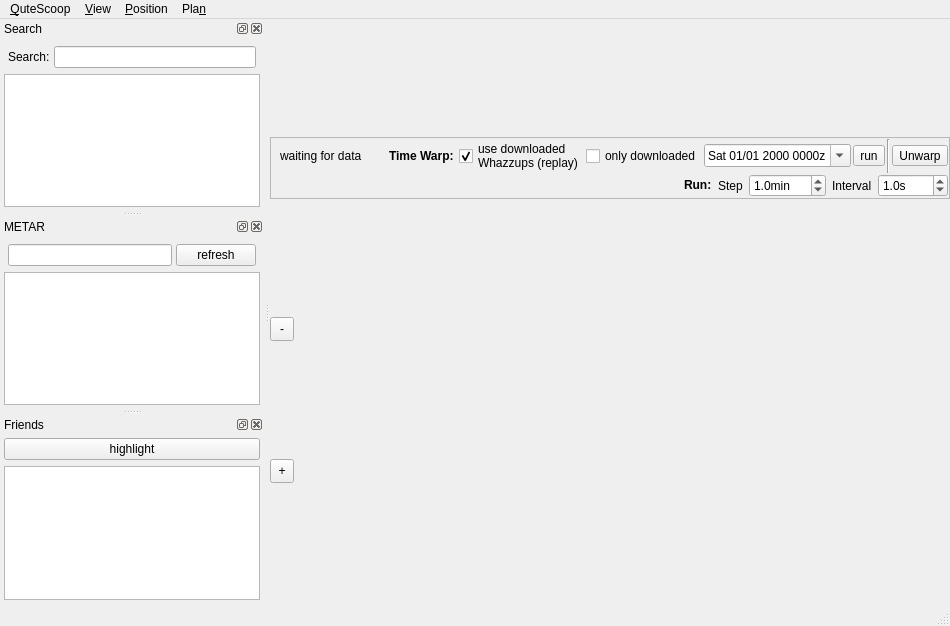
This is src/Window.ui in qutescoop/qutescoop as Qt 5 draws it before an edit. The edited form follows.
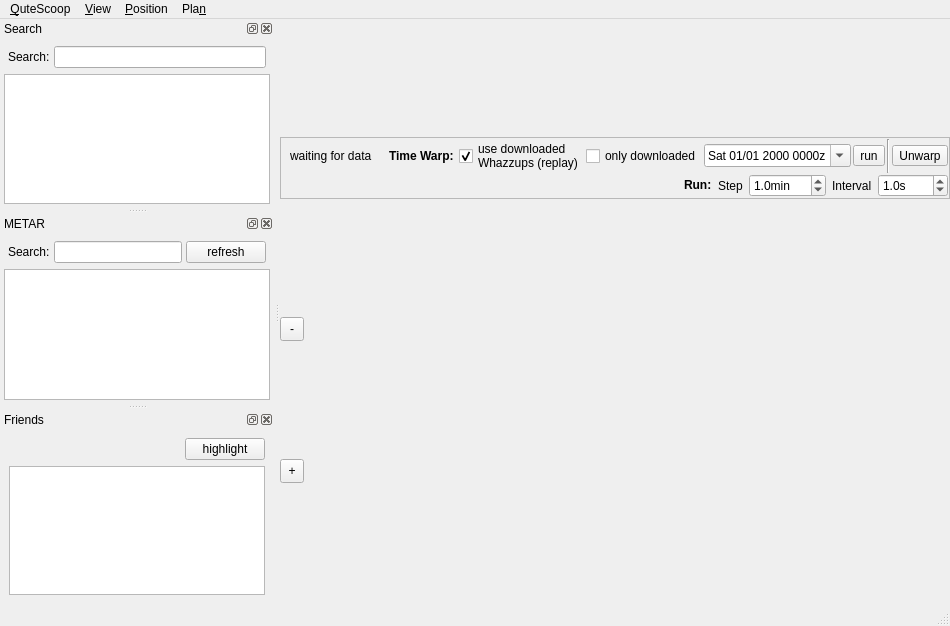
This is the edited form. Icons and pictures are not drawn.

Commit message: [TASK][UI] commonalize dock widget contents (smaller buttons)

Diff of the .ui file:
```diff
--- a/src/Window.ui
+++ b/src/Window.ui
@@ -581,15 +581,28 @@
       <number>4</number>
      </property>
      <item>
-      <layout class="QHBoxLayout" name="_2">
+      <layout class="QHBoxLayout" name="metarHorizontalLayout" stretch="0,1,0">
        <property name="spacing">
         <number>4</number>
        </property>
        <property name="margin" stdset="0">
         <number>4</number>
        </property>
+       <item>
+        <widget class="QLabel" name="label_2">
+         <property name="text">
+          <string>Search:</string>
+         </property>
+        </widget>
+       </item>
        <item>
         <widget class="QLineEdit" name="metarEdit">
+         <property name="sizePolicy">
+          <sizepolicy hsizetype="Expanding" vsizetype="Fixed">
+           <horstretch>1</horstretch>
+           <verstretch>0</verstretch>
+          </sizepolicy>
+         </property>
          <property name="toolTip">
           <string>Wildcards (*, ?) and &quot;Regular Expressions&quot; allowed</string>
          </property>
@@ -600,15 +613,18 @@
        </item>
        <item>
         <widget class="QPushButton" name="btnRefreshMetar">
+         <property name="sizePolicy">
+          <sizepolicy hsizetype="Minimum" vsizetype="Minimum">
+           <horstretch>0</horstretch>
+           <verstretch>0</verstretch>
+          </sizepolicy>
+         </property>
          <property name="toolTip">
           <string>Refresh already downloaded METARs.</string>
          </property>
          <property name="text">
           <string>refresh</string>
          </property>
-         <property name="checkable">
-          <bool>false</bool>
-         </property>
          <property name="checked">
           <bool>false</bool>
          </property>
@@ -638,10 +654,22 @@
     <number>1</number>
    </attribute>
    <widget class="QWidget" name="dockWidgetContents_4">
-    <layout class="QVBoxLayout" name="_4">
-     <property name="margin" stdset="0">
-      <number>4</number>
-     </property>
+    <layout class="QVBoxLayout" name="verticalLayout_3">
+     <item>
+      <layout class="QHBoxLayout" name="horizontalLayout">
+       <item>
+        <spacer name="horizontalSpacer_3">
+         <property name="orientation">
+          <enum>Qt::Horizontal</enum>
+         </property>
+         <property name="sizeHint" stdset="0">
+          <size>
+           <width>40</width>
+           <height>20</height>
+          </size>
+         </property>
+        </spacer>
+       </item>
      <item>
       <widget class="QPushButton" name="pb_highlightFriends">
        <property name="toolTip">
@@ -658,6 +686,8 @@
        </property>
       </widget>
      </item>
+      </layout>
+     </item>
      <item>
       <widget class="QTreeView" name="friendsList">
        <property name="toolTip">
```
Left out of the diff: 1 changed line with no effect on the pictures. Lines whose indentation alone changed are shown as unchanged.
